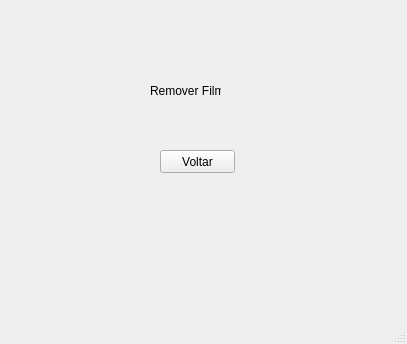
Before: the Qt Designer form Telas/TelaRemoverFilme.ui in tfarnecim/APS, drawn with Qt 5.
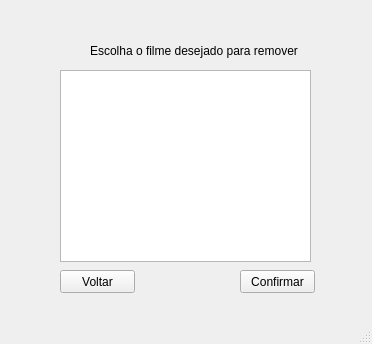
After: the same form once the commit is applied.

The edit to the form file:
```diff
--- a/Telas/TelaRemoverFilme.ui
+++ b/Telas/TelaRemoverFilme.ui
@@ -6,7 +6,7 @@
    <rect>
     <x>0</x>
     <y>0</y>
-    <width>407</width>
+    <width>372</width>
     <height>344</height>
    </rect>
   </property>
@@ -17,8 +17,8 @@
    <widget class="QPushButton" name="pushButton">
     <property name="geometry">
      <rect>
-      <x>160</x>
-      <y>150</y>
+      <x>60</x>
+      <y>270</y>
       <width>75</width>
       <height>23</height>
      </rect>
@@ -30,14 +30,37 @@
    <widget class="QLabel" name="label">
     <property name="geometry">
      <rect>
-      <x>150</x>
-      <y>80</y>
-      <width>71</width>
+      <x>90</x>
+      <y>40</y>
+      <width>221</width>
       <height>21</height>
      </rect>
     </property>
     <property name="text">
-     <string>Remover Filme</string>
+     <string>Escolha o filme desejado para remover</string>
+    </property>
+   </widget>
+   <widget class="QPushButton" name="pushButton_2">
+    <property name="geometry">
+     <rect>
+      <x>240</x>
+      <y>270</y>
+      <width>75</width>
+      <height>23</height>
+     </rect>
+    </property>
+    <property name="text">
+     <string>Confirmar</string>
+    </property>
+   </widget>
+   <widget class="QListWidget" name="listWidget">
+    <property name="geometry">
+     <rect>
+      <x>60</x>
+      <y>70</y>
+      <width>251</width>
+      <height>192</height>
+     </rect>
     </property>
    </widget>
   </widget>
```
Left out of the diff: 2 changed lines with no effect on the pictures.
